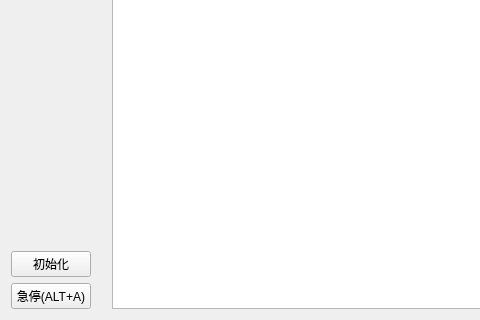
Before: the Qt Designer form offlinecontrol.ui in lianglunfei/Robot2020-QT, drawn with Qt 5; both pictures show x 0 to 480 and y 159 to 479 of the 1329 by 479 pixel window.
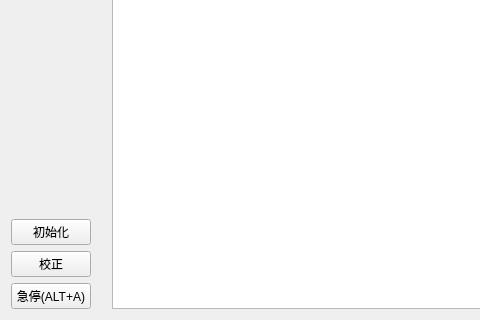
After: the same form once the commit is applied. Icons and pictures are not drawn. Custom widgets are drawn as their Qt base class.

What changed in the file:
```diff
--- a/offlinecontrol.ui
+++ b/offlinecontrol.ui
@@ -58,6 +58,13 @@
        </property>
       </widget>
      </item>
+     <item>
+      <widget class="QPushButton" name="caliPushButton">
+       <property name="text">
+        <string>校正</string>
+       </property>
+      </widget>
+     </item>
      <item>
       <widget class="QPushButton" name="emergencyStopPushButton">
        <property name="text">
```
